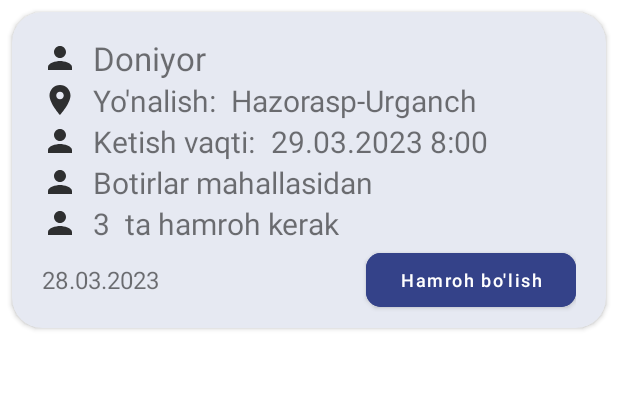
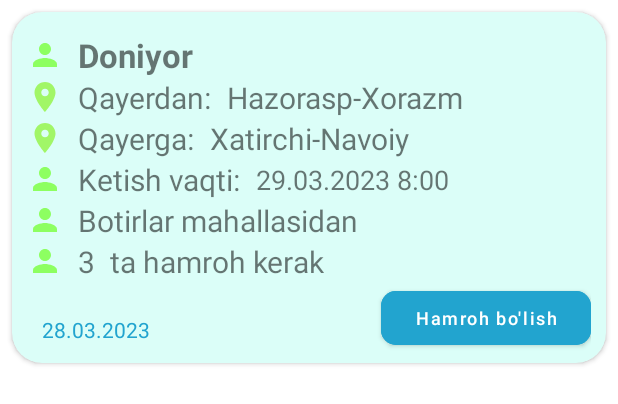
Before and after one commit to Khusinov/HamrohTaxi2, an Android app: the layout item_post.xml on its own in the app's theme, with its tools: preview values and no code run, on a phone screen of 412 x 824 dp. Shown: the top 404 px of the screen. Run offline under Robolectric (Android 15) with nearby library versions, the phone set to English and light mode, and no system bars.

```diff
--- a/app/src/main/res/drawable/baseline_person_24.xml
+++ b/app/src/main/res/drawable/baseline_person_24.xml
@@ -1,4 +1,4 @@
-<vector android:alpha="0.8" android:height="24dp" android:tint="#000000"
+<vector android:alpha="0.8" android:height="24dp" android:tint="#79FF3B"
     android:viewportHeight="24" android:viewportWidth="24"
     android:width="24dp" xmlns:android="http://schemas.android.com/apk/res/android">
     <path android:fillColor="@android:color/white" android:pathData="M12,12c2.21,0 4,-1.79 4,-4s-1.79,-4 -4,-4 -4,1.79 -4,4 1.79,4 4,4zM12,14c-2.67,0 -8,1.34 -8,4v2h16v-2c0,-2.66 -5.33,-4 -8,-4z"/>
--- a/app/src/main/res/drawable/ic_location.xml
+++ b/app/src/main/res/drawable/ic_location.xml
@@ -1,4 +1,4 @@
-<vector android:alpha="0.8" android:height="24dp" android:tint="#000000"
+<vector android:alpha="0.8" android:height="24dp" android:tint="#92F442"
     android:viewportHeight="24" android:viewportWidth="24"
     android:width="24dp" xmlns:android="http://schemas.android.com/apk/res/android">
     <path android:fillColor="@android:color/white" android:pathData="M12,2C8.13,2 5,5.13 5,9c0,5.25 7,13 7,13s7,-7.75 7,-13c0,-3.87 -3.13,-7 -7,-7zM12,11.5c-1.38,0 -2.5,-1.12 -2.5,-2.5s1.12,-2.5 2.5,-2.5 2.5,1.12 2.5,2.5 -1.12,2.5 -2.5,2.5z"/>
--- a/app/src/main/res/layout/item_post.xml
+++ b/app/src/main/res/layout/item_post.xml
@@ -9,7 +9,7 @@
     <androidx.cardview.widget.CardView
         android:id="@+id/cardView"
         android:padding="2dp"
-        android:backgroundTint="#E6E9F2"
+        android:backgroundTint="#DBFEF8"
         android:layout_width="match_parent"
         android:layout_height="wrap_content"
         android:layout_marginHorizontal="8dp"
@@ -20,8 +20,8 @@
             android:layout_width="match_parent"
             android:layout_height="wrap_content"
             android:orientation="vertical"
-            android:paddingHorizontal="20dp"
-            android:paddingVertical="8dp">
+            android:paddingHorizontal="10dp"
+            android:paddingVertical="6dp">
 
             <LinearLayout style="@style/ll1"
                 android:layout_marginTop="8dp">
@@ -33,6 +33,7 @@
                 <TextView
                     android:id="@+id/name"
                     style="@style/textView"
+                    android:textStyle="bold"
                     android:text="Doniyor"
                     android:textSize="22sp" />
 
@@ -46,12 +47,29 @@
 
                 <TextView
                     style="@style/textView"
-                    android:text="Yo'nalish:" />
+                    android:text="Qayerdan:" />
 
                 <TextView
-                    android:id="@+id/location"
+                    android:id="@+id/locationFrom"
                     style="@style/textView"
-                    android:text="Hazorasp-Urganch" />
+                    android:text="Hazorasp-Xorazm" />
+
+            </LinearLayout>
+
+            <LinearLayout style="@style/ll1">
+
+                <ImageView
+                    style="@style/imageView"
+                    android:src="@drawable/ic_location" />
+
+                <TextView
+                    style="@style/textView"
+                    android:text="Qayerga:" />
+
+                <TextView
+                    android:id="@+id/locationTo"
+                    style="@style/textView"
+                    android:text="Xatirchi-Navoiy" />
 
             </LinearLayout>
 
@@ -68,6 +86,7 @@
                 <TextView
                     android:id="@+id/time"
                     style="@style/textView"
+                    android:textSize="18sp"
                     android:text="29.03.2023 8:00" />
 
             </LinearLayout>
@@ -110,10 +129,14 @@
                 android:orientation="horizontal">
 
                 <TextView
+                    android:id="@+id/postedTime"
                     android:layout_width="wrap_content"
                     android:layout_height="wrap_content"
-                    android:layout_gravity="center"
-                    android:textSize="16sp"
+                    android:layout_gravity="bottom"
+                    android:textSize="14sp"
+                    android:layout_marginBottom="3dp"
+                    android:layout_marginStart="10dp"
+                    android:textColor="@color/purple_500"
                     android:text="28.03.2023" />
 
                 <View
@@ -126,7 +149,7 @@
                     android:layout_width="140dp"
                     android:layout_height="48dp"
                     android:layout_gravity="center"
-                    android:backgroundTint="@color/colorSecondary"
+                    android:backgroundTint="@color/purple_500"
                     android:gravity="center"
                     android:text="Hamroh bo'lish"
                     android:textAllCaps="false"
```
Also changed, not shown: app/src/main/java/com/khusinov/hamrohtaxi/HomeFragment.kt (+73 -0 lines), app/src/main/java/com/khusinov/hamrohtaxi/PostAdapter.kt (added, +83 -0 lines).
